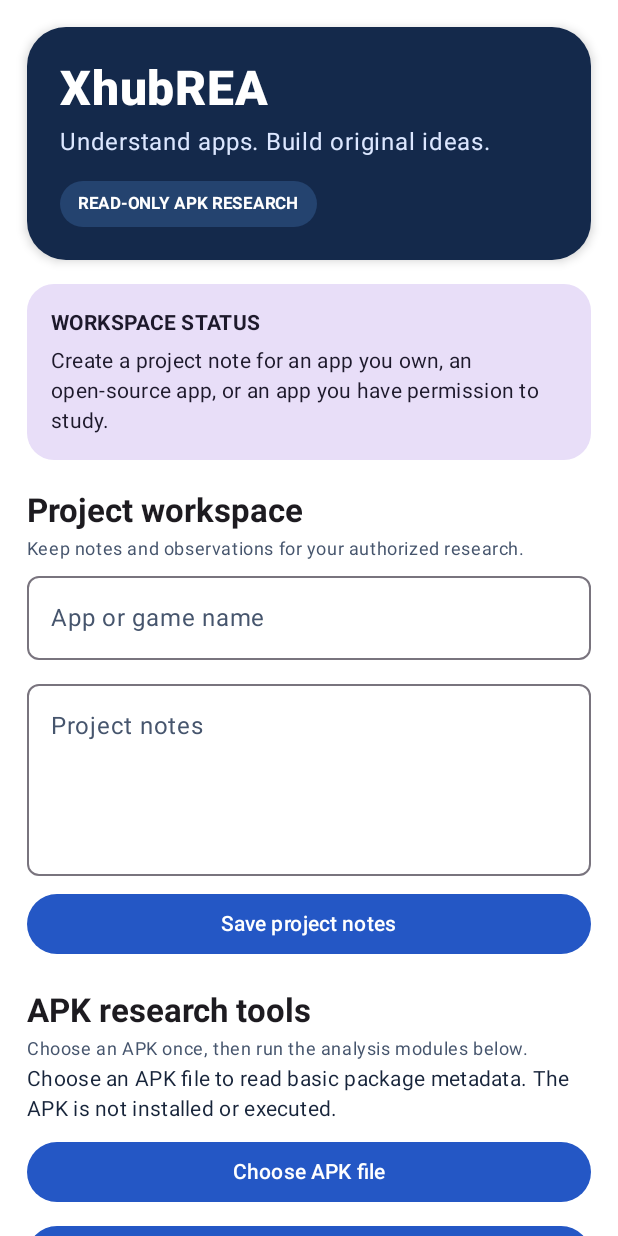
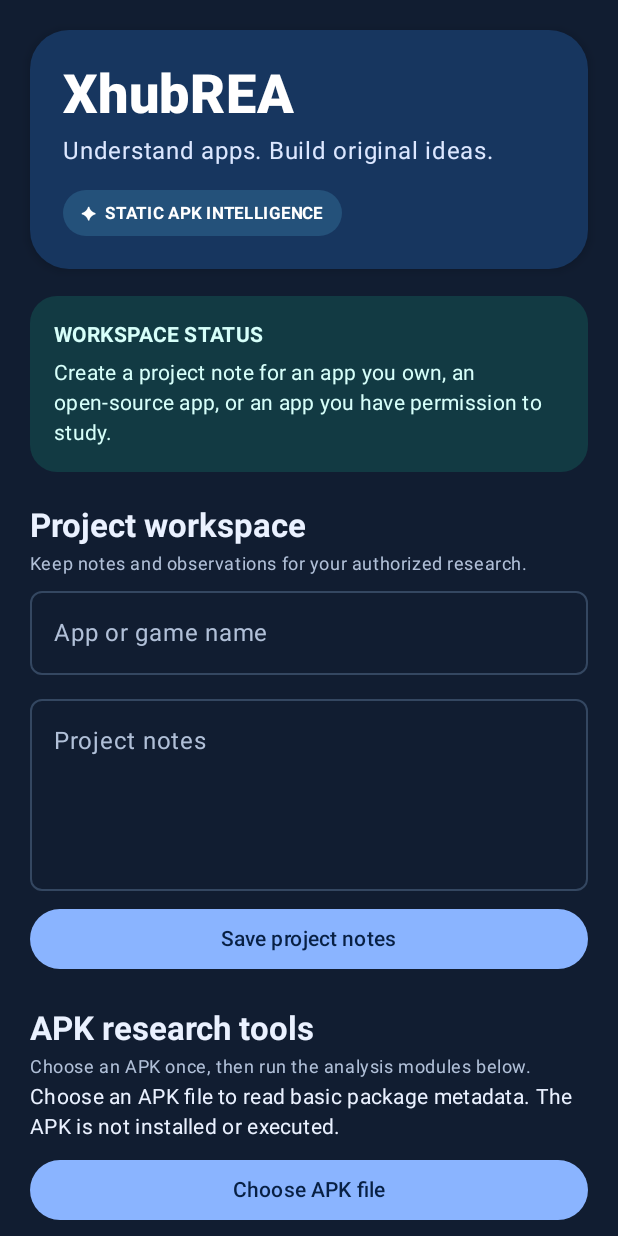
Before and after one commit to ashishxhub/XhubREA, an Android app built with Jetpack Compose: the screen it shows after launch (MainActivity), on a phone screen of 412 x 824 dp. Run offline under Robolectric (Android 15) with nearby library versions, the phone set to English and light mode, and no system bars.

Commit message:
Refresh XhubREA with a polished dark navy interface

```diff
--- a/app/src/main/java/com/ashishxhub/xhubrea/MainActivity.kt
+++ b/app/src/main/java/com/ashishxhub/xhubrea/MainActivity.kt
@@ -29,7 +29,7 @@ import androidx.compose.material3.MaterialTheme
 import androidx.compose.material3.OutlinedTextField
 import androidx.compose.material3.Surface
 import androidx.compose.material3.Text
-import androidx.compose.material3.lightColorScheme
+import androidx.compose.material3.darkColorScheme
 import androidx.compose.material3.Shapes
 import androidx.compose.material3.HorizontalDivider
 import androidx.compose.runtime.Composable
@@ -56,15 +56,19 @@ class MainActivity : ComponentActivity() {
         super.onCreate(savedInstanceState)
         setContent {
             MaterialTheme(
-                colorScheme = lightColorScheme(
-                    primary = Color(0xFF2457C5),
-                    onPrimary = Color.White,
-                    secondary = Color(0xFF087E8B),
-                    background = Color(0xFFF5F7FC),
-                    surface = Color.White,
-                    surfaceVariant = Color(0xFFEAF0FA),
-                    onSurface = Color(0xFF17243A),
-                    onSurfaceVariant = Color(0xFF46556D)
+                colorScheme = darkColorScheme(
+                    primary = Color(0xFF8AB4FF),
+                    onPrimary = Color(0xFF082044),
+                    secondary = Color(0xFF63D7D0),
+                    background = Color(0xFF080F1E),
+                    surface = Color(0xFF111D31),
+                    surfaceVariant = Color(0xFF1C2B43),
+                    onSurface = Color(0xFFEAF1FF),
+                    onSurfaceVariant = Color(0xFFB1C0D8),
+                    onBackground = Color(0xFFEAF1FF),
+                    secondaryContainer = Color(0xFF123A43),
+                    onSecondaryContainer = Color(0xFFD7FFFA),
+                    outline = Color(0xFF344761)
                 ),
                 shapes = Shapes(
                     extraSmall = RoundedCornerShape(8.dp),
@@ -279,20 +283,20 @@ private fun XhubReaDashboard() {
 
     LazyColumn(
         modifier = Modifier.fillMaxSize(),
-        contentPadding = PaddingValues(start = 18.dp, top = 18.dp, end = 18.dp, bottom = 36.dp),
-        verticalArrangement = Arrangement.spacedBy(16.dp)
+        contentPadding = PaddingValues(start = 20.dp, top = 20.dp, end = 20.dp, bottom = 44.dp),
+        verticalArrangement = Arrangement.spacedBy(18.dp)
     ) {
         item {
             Card(
                 modifier = Modifier.fillMaxWidth(),
                 shape = RoundedCornerShape(26.dp),
-                colors = CardDefaults.cardColors(containerColor = Color(0xFF14294B)),
+                colors = CardDefaults.cardColors(containerColor = Color(0xFF17365F)),
                 elevation = CardDefaults.cardElevation(defaultElevation = 4.dp)
             ) {
                 Column(modifier = Modifier.padding(22.dp)) {
                     Text(
                         text = "XhubREA",
-                        fontSize = 32.sp,
+                        fontSize = 36.sp,
                         fontWeight = FontWeight.ExtraBold,
                         color = Color.White
                     )
@@ -305,10 +309,10 @@ private fun XhubReaDashboard() {
                     Spacer(modifier = Modifier.height(14.dp))
                     Surface(
                         shape = RoundedCornerShape(50),
-                        color = Color(0xFF24436F)
+                        color = Color(0xFF24517A)
                     ) {
                         Text(
-                            text = "READ-ONLY APK RESEARCH",
+                            text = "✦  STATIC APK INTELLIGENCE",
                             modifier = Modifier.padding(horizontal = 12.dp, vertical = 7.dp),
                             style = MaterialTheme.typography.labelSmall,
                             color = Color.White,
@@ -1384,12 +1388,12 @@ private fun InfoCard(title: String, body: String) {
         modifier = Modifier.fillMaxWidth(),
         shape = RoundedCornerShape(18.dp),
         colors = CardDefaults.cardColors(containerColor = MaterialTheme.colorScheme.surface),
-        elevation = CardDefaults.cardElevation(defaultElevation = 1.dp)
+        elevation = CardDefaults.cardElevation(defaultElevation = 3.dp)
     ) {
         Column(modifier = Modifier.padding(16.dp)) {
             Text(
                 title,
-                style = MaterialTheme.typography.titleSmall,
+                style = MaterialTheme.typography.titleMedium,
                 fontWeight = FontWeight.Bold,
                 color = MaterialTheme.colorScheme.primary
             )
```
